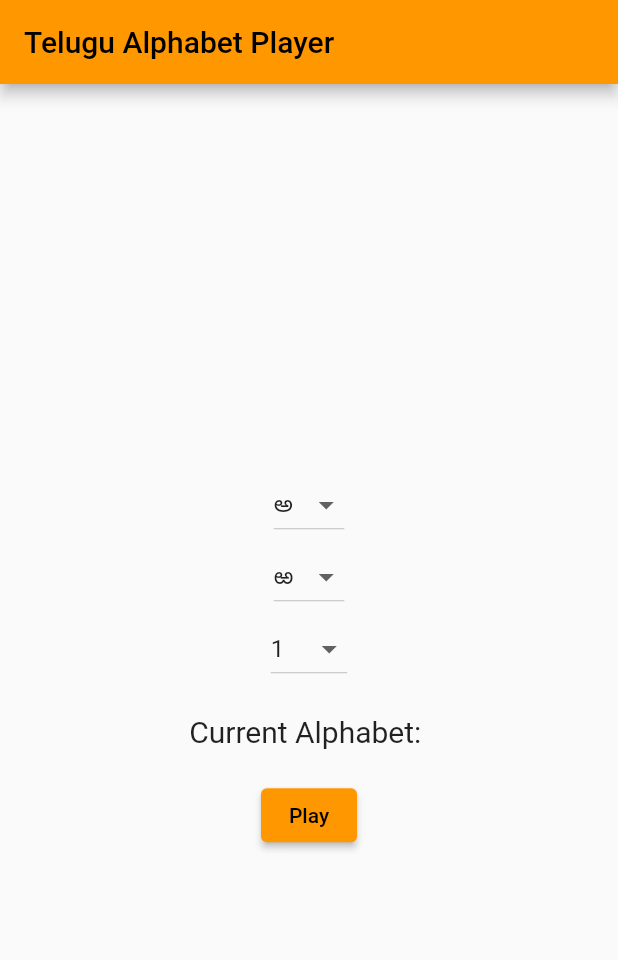
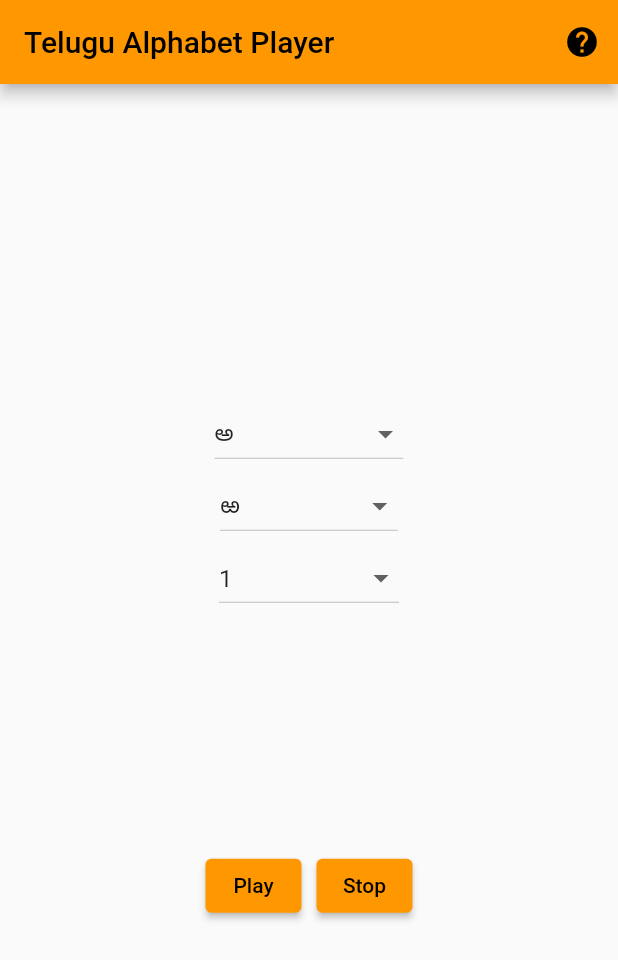
Before and after one commit to ikbhal/telugu_alphabet_player, a Flutter app: the screen it shows after launch, on a phone screen of 412 x 824 dp. Shown: the top 960 px of the screen. Run offline on Flutter 3.47's test engine with Material 2 defaults, Android fonts, the phone set to English and light mode, and no system bars; our stand-ins replace flutter_tts.

Commit message:
complete one screen

```diff
--- a/lib/main.dart
+++ b/lib/main.dart
@@ -1,6 +1,7 @@
 import 'package:flutter/material.dart';
 import 'package:flutter_tts/flutter_tts.dart';
-import 'alphabets.dart'
+import 'alphabets.dart';
+import 'dart:math';
 
 void main() {
   runApp(TeluguAlphabetPlayer());
@@ -26,18 +27,18 @@
 
 class _AlphabetPlayerScreenState extends State<AlphabetPlayerScreen> {
   final FlutterTts flutterTts = FlutterTts();
-  String currentAlphabet ='';
-  bool isPlaying =false;
-  int repeatCount=10;
+  String currentAlphabet = '';
+  bool isPlaying = false;
+  int repeatCount = 10;
 
   List<String> alphabets = Alphabets.alphabets;
 
   List<DropdownMenuItem<String>> getAlphabetDropdownItems() {
     return alphabets
         .map((alphabet) => DropdownMenuItem<String>(
-              value: alphabet,
-              child: Text(alphabet),
-            ))
+      value: alphabet,
+      child: Text(alphabet),
+    ))
         .toList();
   }
 
@@ -54,7 +55,6 @@
   @override
   void initState() {
     super.initState();
-
     isPlaying = false;
     currentAlphabet = '';
     repeatCount = 1;
@@ -98,11 +98,49 @@
     });
   }
 
+  void showHelpDialog(BuildContext context) {
+    showDialog(
+      context: context,
+      builder: (BuildContext context) {
+        return AlertDialog(
+          title: Text('Help'),
+          content: Column(
+            mainAxisSize: MainAxisSize.min,
+            crossAxisAlignment: CrossAxisAlignment.start,
+            children: [
+              Text('1. Select Start Alphabet.'),
+              Text('2. Select End Alphabet.'),
+              Text('3. Select Repeat Count.'),
+              Text('4. Click Play Button to Play.'),
+              Text('5. Click Stop button to stop'),
+            ],
+          ),
+          actions: [
+            TextButton(
+              onPressed: () {
+                Navigator.of(context).pop();
+              },
+              child: Text('OK'),
+            ),
+          ],
+        );
+      },
+    );
+  }
+
   @override
   Widget build(BuildContext context) {
     return Scaffold(
       appBar: AppBar(
         title: Text('Telugu Alphabet Player'),
+        actions: [
+          IconButton(
+            onPressed: () {
+              showHelpDialog(context);
+            },
+            icon: Icon(Icons.help),
+          ),
+        ],
       ),
       body: Center(
         child: Column(
@@ -117,6 +155,7 @@
                   alphabets.insert(0, selectedAlphabet!);
                 });
               },
+              hint: Text('Start Alphabet'),
             ),
             DropdownButton<String>(
               value: alphabets.isNotEmpty ? alphabets.last : null,
@@ -127,6 +166,7 @@
                   alphabets.insert(0, selectedAlphabet!);
                 });
               },
+              hint: Text('End Alphabet'),
             ),
             DropdownButton<int>(
               value: repeatCount,
@@ -136,11 +176,15 @@
                   repeatCount = selectedCount!;
                 });
               },
+              hint: Text('Repeat Count'),
             ),
             SizedBox(height: 20),
             Text(
-              'Current Alphabet: $currentAlphabet',
-              style: TextStyle(fontSize: 20),
+              '$currentAlphabet',
+              style: TextStyle(
+                  fontSize: 100,
+                  color: Colors.primaries[Random().nextInt(Colors.primaries.length)]
+              ),
             ),
             SizedBox(height: 20),
             Row(
@@ -150,6 +194,13 @@
                   onPressed: isPlaying ? pauseAlphabets : playAlphabets,
                   child: Text(isPlaying ? 'Pause' : 'Play'),
                 ),
+                SizedBox(width: 10),
+                ElevatedButton(
+                  onPressed: () {
+                    pauseAlphabets();
+                  },
+                  child: Text('Stop'),
+                ),
               ],
             ),
           ],
```
